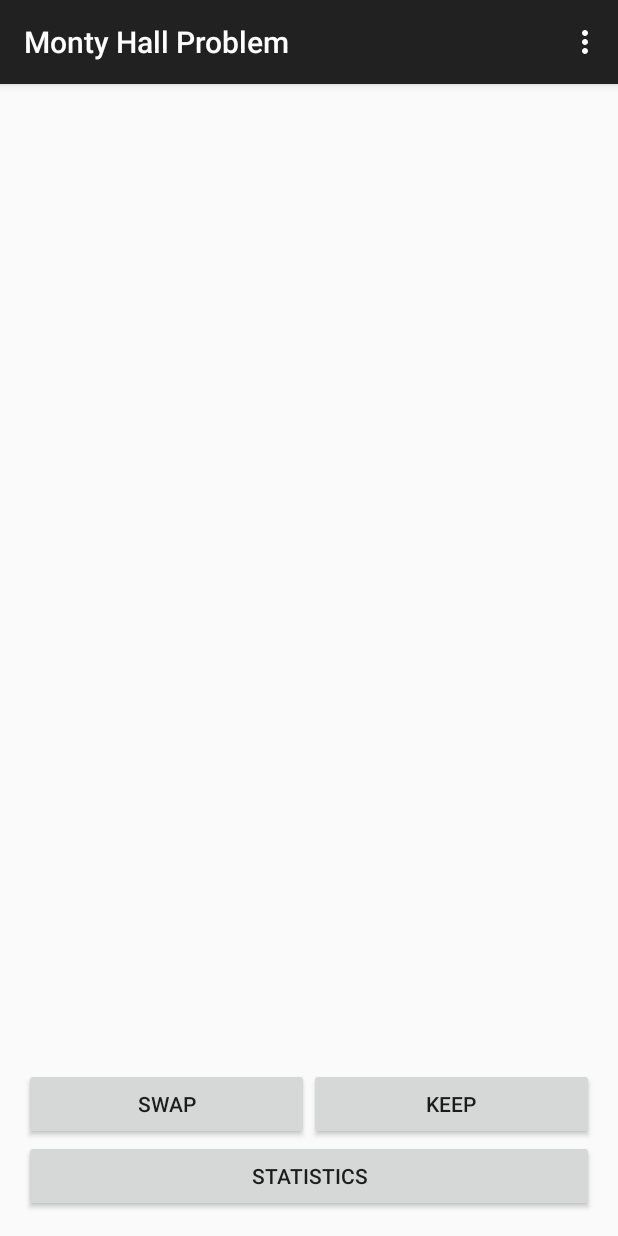
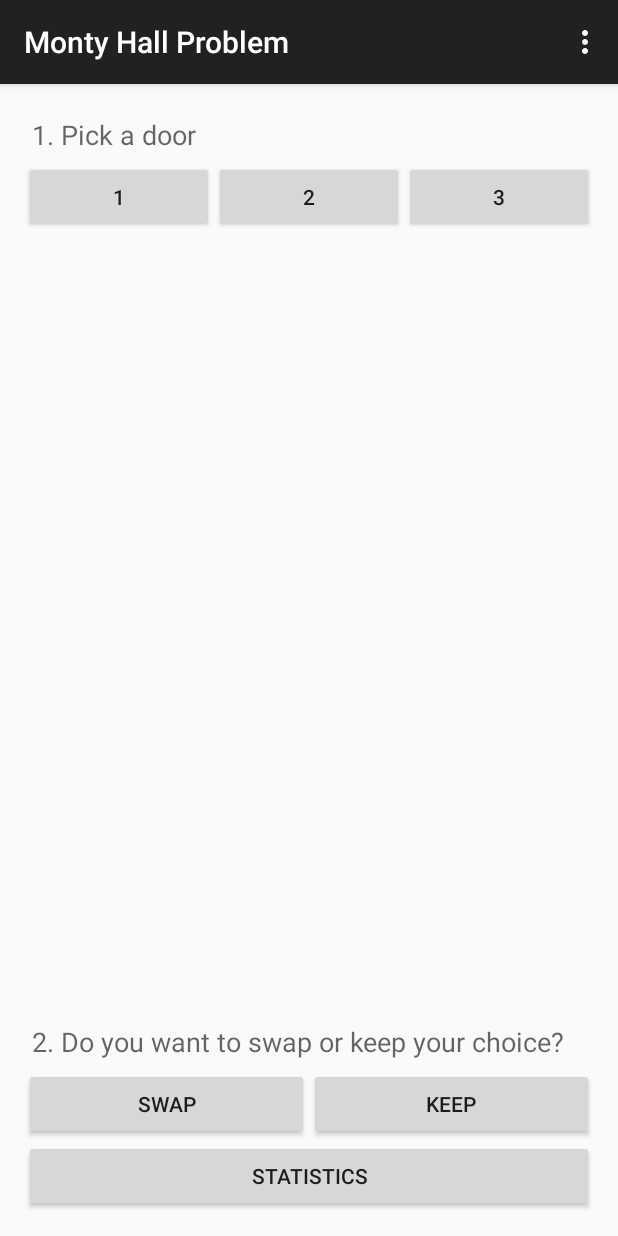
Before and after one commit to difusal/monty-hall-problem, an Android app: the screen it shows after launch (MainActivity), on a phone screen of 412 x 824 dp. Run offline under Robolectric (Android 15) with nearby library versions, the phone set to English and light mode, and no system bars.

```diff
--- /dev/null
+++ b/MontyHallProblem/Monty Hall Problem/src/main/res/anim/slide_in_left.xml
@@ -0,0 +1,5 @@
+<?xml version="1.0" encoding="utf-8"?>
+<set xmlns:android="http://schemas.android.com/apk/res/android">
+	<translate android:duration="@android:integer/config_mediumAnimTime" android:fromXDelta="-100%p"
+            android:toXDelta="0"/>
+</set>
--- /dev/null
+++ b/MontyHallProblem/Monty Hall Problem/src/main/res/anim/slide_in_right.xml
@@ -0,0 +1,5 @@
+<?xml version="1.0" encoding="utf-8"?>
+<set xmlns:android="http://schemas.android.com/apk/res/android">
+	<translate android:duration="@android:integer/config_mediumAnimTime" android:fromXDelta="100%p"
+            android:toXDelta="0"/>
+</set>
--- /dev/null
+++ b/MontyHallProblem/Monty Hall Problem/src/main/res/anim/slide_out_left.xml
@@ -0,0 +1,5 @@
+<?xml version="1.0" encoding="utf-8"?>
+<set xmlns:android="http://schemas.android.com/apk/res/android">
+	<translate android:duration="@android:integer/config_mediumAnimTime" android:fromXDelta="0"
+            android:toXDelta="-100%p"/>
+</set>
--- /dev/null
+++ b/MontyHallProblem/Monty Hall Problem/src/main/res/anim/slide_out_right.xml
@@ -0,0 +1,5 @@
+<?xml version="1.0" encoding="utf-8"?>
+<set xmlns:android="http://schemas.android.com/apk/res/android">
+	<translate android:duration="@android:integer/config_mediumAnimTime" android:fromXDelta="0"
+            android:toXDelta="100%p"/>
+</set>
--- a/MontyHallProblem/Monty Hall Problem/src/main/res/layout/activity_main.xml
+++ b/MontyHallProblem/Monty Hall Problem/src/main/res/layout/activity_main.xml
@@ -2,18 +2,90 @@
     xmlns:tools="http://schemas.android.com/tools"
     android:layout_width="match_parent"
     android:layout_height="match_parent"
+    android:paddingBottom="@dimen/activity_vertical_margin"
     android:paddingLeft="@dimen/activity_horizontal_margin"
     android:paddingRight="@dimen/activity_horizontal_margin"
     android:paddingTop="@dimen/activity_vertical_margin"
-    android:paddingBottom="@dimen/activity_vertical_margin"
     tools:context="com.difusal.montyhallproblem.MainActivity">
 
+    <RelativeLayout
+        android:id="@+id/step_1"
+        android:layout_width="match_parent"
+        android:layout_height="wrap_content"
+        android:layout_alignParentLeft="true"
+        android:layout_alignParentStart="true"
+        android:layout_alignParentTop="true">
+
+        <TextView
+            android:id="@+id/label_choose_door"
+            android:layout_width="wrap_content"
+            android:layout_height="wrap_content"
+            android:layout_alignParentLeft="true"
+            android:layout_alignParentStart="true"
+            android:layout_alignParentTop="true"
+            android:padding="5dp"
+            android:text="@string/label_choose_door"
+            android:textAppearance="?android:attr/textAppearanceMedium" />
+
         <LinearLayout
+            android:id="@+id/doors"
+            android:layout_width="match_parent"
+            android:layout_height="wrap_content"
+            android:layout_alignParentEnd="true"
+            android:layout_alignParentRight="true"
+            android:layout_below="@+id/label_choose_door"
+            android:orientation="horizontal">
+
+            <Button
+                android:id="@+id/button"
+                android:layout_width="wrap_content"
+                android:layout_height="wrap_content"
+                android:layout_weight="1"
+                android:text="1" />
+
+            <Button
+                android:id="@+id/button2"
+                android:layout_width="wrap_content"
+                android:layout_height="wrap_content"
+                android:layout_weight="1"
+                android:text="2" />
+
+            <Button
+                android:id="@+id/button3"
+                android:layout_width="wrap_content"
+                android:layout_height="wrap_content"
+                android:layout_weight="1"
+                android:text="3" />
+
+        </LinearLayout>
+    </RelativeLayout>
+
+    <RelativeLayout
+        android:id="@+id/step_2"
         android:layout_width="match_parent"
         android:layout_height="wrap_content"
         android:layout_above="@+id/button_statistics"
         android:layout_alignParentLeft="true"
+        android:layout_alignParentStart="true">
+
+        <TextView
+            android:id="@+id/label_choose_swap_or_keep"
+            android:layout_width="wrap_content"
+            android:layout_height="wrap_content"
+            android:layout_alignParentLeft="true"
             android:layout_alignParentStart="true"
+            android:layout_alignTop="@+id/step_2"
+            android:padding="5dp"
+            android:text="@string/label_choose_swap_or_keep"
+            android:textAppearance="?android:attr/textAppearanceMedium" />
+
+        <LinearLayout
+            android:id="@+id/buttons_swap_or_keep"
+            android:layout_width="match_parent"
+            android:layout_height="wrap_content"
+            android:layout_alignParentLeft="true"
+            android:layout_alignParentStart="true"
+            android:layout_below="@+id/label_choose_swap_or_keep"
             android:orientation="horizontal">
 
             <Button
@@ -21,17 +93,19 @@
                 android:layout_width="wrap_content"
                 android:layout_height="wrap_content"
                 android:layout_weight="1"
-            android:text="@string/button_swap"
-            android:clickable="false" />
+                android:clickable="false"
+                android:text="@string/button_swap" />
 
             <Button
                 android:id="@+id/button_keep"
                 android:layout_width="wrap_content"
                 android:layout_height="wrap_content"
                 android:layout_weight="1"
-            android:text="@string/button_keep"
-            android:clickable="false" />
+                android:clickable="false"
+                android:text="@string/button_keep" />
         </LinearLayout>
+
+    </RelativeLayout>
 
     <Button
         android:id="@+id/button_statistics"
--- a/MontyHallProblem/Monty Hall Problem/src/main/res/values/strings.xml
+++ b/MontyHallProblem/Monty Hall Problem/src/main/res/values/strings.xml
@@ -2,6 +2,8 @@
 <resources>
     // main activity
     <string name="app_name">Monty Hall Problem</string>
+    <string name="label_choose_door">1. Pick a door</string>
+    <string name="label_choose_swap_or_keep">2. Do you want to swap or keep your choice?</string>
     <string name="button_swap">Swap</string>
     <string name="button_keep">Keep</string>
     <string name="button_statistics">Statistics</string>
@@ -14,7 +16,7 @@
 
     // reset statistics alert dialog
     <string name="reset_statistics_alert_dialog_title">Reset statistics?</string>
-    <string name="reset_statistics_alert_dialog_message">You'll loose all gathered data!</string>
+    <string name="reset_statistics_alert_dialog_message">You\'ll loose all gathered data!</string>
 
     // help activity
     <string name="title_activity_help">Help</string>
```
Also changed, not shown: MontyHallProblem/Monty Hall Problem/src/main/java/com/difusal/montyhallproblem/DisplayStatisticsActivity.java (+10 -0 lines), MontyHallProblem/Monty Hall Problem/src/main/java/com/difusal/montyhallproblem/MainActivity.java (+5 -7 lines), MontyHallProblem/Monty Hall Problem/src/main/res/layout/activity_help.xml (+20 -48 lines), 1 other file. Lines whose indentation alone changed are shown as unchanged.
